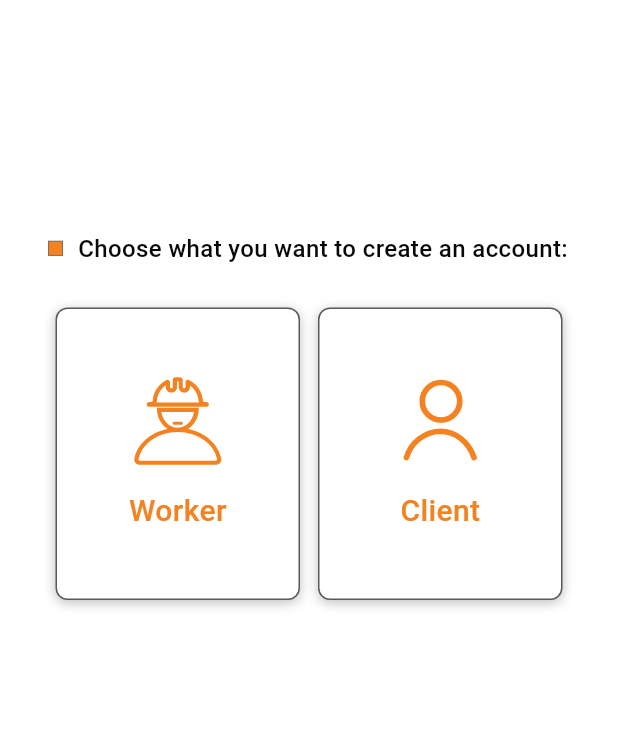
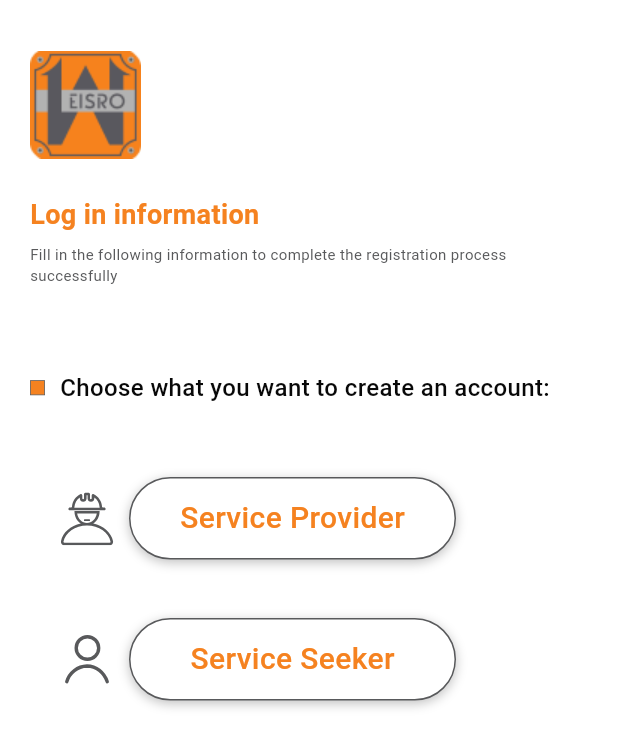
Before and after one commit to weisro-source/weisroApp, a Flutter app: the SelectedAccountTypeView screen opened directly, on a phone screen of 412 x 824 dp. Shown: the top 747 px of the screen. Run offline on Flutter 3.47's test engine with Material 3 defaults, Android fonts, the light colour scheme and no system bars; our stand-ins replace awesome_snackbar_content, bloc, cached_network_image, country_code_picker, dartz, device_preview and 24 more; missing offline and left inert: dart:ffi, day_night_time_picker, flutter_gallery_3d, home_widget, mobile_scanner, quick_actions; accounts and stored records are empty; network calls fail; project files that could hold a hidden picture were left out.

Commit message:
chnage Seleted Account Type UI

```diff
--- a/lib/feature/auth/login/presentation/view/pages/login_page_view_body.dart
+++ b/lib/feature/auth/login/presentation/view/pages/login_page_view_body.dart
@@ -185,13 +185,13 @@ class LoginPageViewBody extends StatelessWidget {
               ),
             ),
             SliverToBoxAdapter(
-              child: 22.kh,
+              child: 10.kh,
             ),
             const SliverToBoxAdapter(
               child: OrTextWidget(),
             ),
             SliverToBoxAdapter(
-              child: 21.kh,
+              child: 10.kh,
             ),
             SliverToBoxAdapter(
               child: BlocConsumer<GoogleAuthCubit, GoogleAuthState>(
--- a/lib/feature/onboarding/presentation/view/pages/selected_account_type_view.dart
+++ b/lib/feature/onboarding/presentation/view/pages/selected_account_type_view.dart
@@ -4,6 +4,7 @@ import 'package:weisro/core/styles/app_color.dart';
 import 'package:weisro/core/styles/app_style.dart';
 import 'package:weisro/core/utils/helper_functions.dart';
 import 'package:weisro/core/utils/sized_box_extension.dart';
+import 'package:weisro/core/widgets/logo_image_widget.dart';
 import 'package:weisro/feature/auth/register/presentation/view/pages/worker_and_client_register_page_view.dart';
 import 'package:weisro/generated/l10n.dart';
 
@@ -48,12 +49,33 @@ class _SelectedAccountTypeViewState extends State<SelectedAccountTypeView> {
   Widget build(BuildContext context) {
     return Scaffold(
         body: SafeArea(
-        child: Column(
-          crossAxisAlignment: CrossAxisAlignment.start,
-          children: [
-            154.kh,
-            Padding(
-              padding: const EdgeInsetsDirectional.only(start: 32, end: 24),
+      child: Padding(
+        padding: const EdgeInsetsDirectional.symmetric(horizontal: 20),
+        child: CustomScrollView(slivers: [
+          34.sKh,
+          const SliverToBoxAdapter(
+            child: Align(
+              alignment: AlignmentDirectional.topStart,
+              child: LogoImageWidget(),
+            ),
+          ),
+          24.sKh,
+          SliverToBoxAdapter(
+            child: Text(
+              S.of(context).Login_Information,
+              style: AppStyles.style18w500Grey(context).copyWith(
+                  color: AppColors.orangeColor, fontWeight: FontWeight.w700),
+            ),
+          ),
+          6.sKh,
+          SliverToBoxAdapter(
+            child: Text(
+              S.of(context).Fill_Registration_Info,
+              style: AppStyles.style10w400Grey(context),
+            ),
+          ),
+          57.sKh,
+          SliverToBoxAdapter(
             child: Row(
               children: [
                 Container(
@@ -61,8 +83,7 @@ class _SelectedAccountTypeViewState extends State<SelectedAccountTypeView> {
                   height: 10,
                   decoration: BoxDecoration(
                     color: AppColors.orangeColor,
-                      border:
-                          Border.all(color: AppColors.greyColor, width: 0.5),
+                    border: Border.all(color: AppColors.greyColor, width: 0.5),
                   ),
                 ),
                 10.kw,
@@ -75,28 +96,49 @@ class _SelectedAccountTypeViewState extends State<SelectedAccountTypeView> {
               ],
             ),
           ),
-            28.kh,
-            Row(
-              mainAxisAlignment: MainAxisAlignment.center,
+          48.sKh,
+          SliverPadding(
+            padding: const EdgeInsetsDirectional.only(start: 20),
+            sliver: SliverToBoxAdapter(
+              child: Column(
                 children: [
-                AccountType(
-                  title: S.of(context).Worker,
+                  NewAccountTypeWidget(
+                    title: S.of(context).Service_Provider,
                     iconPath: IconsPath.iconsWorkerIcon,
                     isSelected: selectedAccountType == 0,
                     onTap: () => _onAccountTypeTap(0),
                   ),
-                12.kw,
-                AccountType(
-                  title: S.of(context).Client,
+                  39.kh,
+                  NewAccountTypeWidget(
+                    title: S.of(context).Service_Seeker,
                     iconPath: IconsPath.iconsUserIcon,
-                  isSelected: selectedAccountType == 1,
+                    isSelected: selectedAccountType == 0,
                     onTap: () => _onAccountTypeTap(1),
                   ),
                 ],
               ),
-          ],
             ),
+          )
+          // Row(
+          //   mainAxisAlignment: MainAxisAlignment.center,
+          //   children: [
+          //     AccountType(
+          //       title: S.of(context).Worker,
+          //       iconPath: IconsPath.iconsWorkerIcon,
+          //       isSelected: selectedAccountType == 0,
+          //       onTap: () => _onAccountTypeTap(0),
+          //     ),
+          //     12.kw,
+          //     AccountType(
+          //       title: S.of(context).Client,
+          //       iconPath: IconsPath.iconsUserIcon,
+          //       isSelected: selectedAccountType == 1,
+          //       onTap: () => _onAccountTypeTap(1),
+          //     ),
+          //   ],
+          // ),
+        ]),
       ),
-    );
+    ));
   }
 }
--- a/lib/feature/onboarding/presentation/view/widgets/account_type.dart
+++ b/lib/feature/onboarding/presentation/view/widgets/account_type.dart
@@ -63,3 +63,81 @@ class AccountType extends StatelessWidget {
     );
   }
 }
+
+class NewAccountTypeWidget extends StatelessWidget {
+  const NewAccountTypeWidget({
+    super.key,
+    required this.isSelected,
+    required this.iconPath,
+    required this.title,
+    required this.onTap,
+  });
+
+  final bool isSelected;
+  final String iconPath;
+  final String title;
+  final VoidCallback onTap;
+
+  @override
+  Widget build(BuildContext context) {
+    return GestureDetector(
+      onTap: onTap,
+      child: Row(
+        children: [
+          SvgPicture.asset(
+            iconPath,
+            width: 36,
+            height: 36,
+            colorFilter: ColorFilter.mode(
+                isSelected ? AppColors.orangeColor : AppColors.greyColor,
+                BlendMode.srcIn),
+          ),
+          10.kw,
+          Container(
+            height: 55,
+            width: 218,
+            decoration: ShapeDecoration(
+              color: isSelected ? AppColors.orangeColor : AppColors.whiteColor,
+              shape: RoundedRectangleBorder(
+                side: const BorderSide(width: 1, color: Color(0xFF58595B)),
+                borderRadius: BorderRadius.circular(60),
+              ),
+              shadows: const [
+                BoxShadow(
+                  color: Color(0x3F000000),
+                  blurRadius: 6,
+                  offset: Offset(0, 2),
+                  spreadRadius: 0,
+                ),
+              ],
+            ),
+            child: Center(
+              child: Text(
+                title,
+                style: AppStyles.style20w500Grey(context).copyWith(
+                    color: isSelected
+                        ? AppColors.whiteColor
+                        : AppColors.orangeColor),
+              ),
+            ),
+          )
+        ],
+      ),
+    );
+  }
+}
+// decoration: ShapeDecoration(
+//             color: isSelected ? AppColors.orangeColor : AppColors.whiteColor,
+//             shape: RoundedRectangleBorder(
+//               side: const BorderSide(width: 1, color: Color(0xFF58595B)),
+//               borderRadius: BorderRadius.circular(8),
+//             ),
+//             shadows: const [
+//               BoxShadow(
+//                 color: Color(0x3F000000),
+//                 blurRadius: 6,
+//                 offset: Offset(0, 2),
+//                 spreadRadius: 0,
+//               ),
+//             ],
+//           ),
--- a/lib/l10n/intl_de.arb
+++ b/lib/l10n/intl_de.arb
@@ -219,5 +219,7 @@
     "Service_Deleted_Message": "Die Dienstleistung wurde erfolgreich gelöscht.",
     "Deletion_Failed": "Löschen fehlgeschlagen",
     "Deletion_Failed_Message": "Beim Versuch, die Dienstleistung zu löschen, ist ein Fehler aufgetreten. Bitte versuchen Sie es erneut.",
-    "Login_Information": "Anmeldeinformationen"
+    "Login_Information": "Anmeldeinformationen",
+    "Service_Provider": "Dienstleister",
+    "Service_Seeker": "Dienstsuchender"
 }
--- a/lib/l10n/intl_en.arb
+++ b/lib/l10n/intl_en.arb
@@ -226,5 +226,7 @@
     "Deletion_Failed": "Deletion Failed",
     "Deletion_Failed_Message": "An error occurred while trying to delete the service. Please try again.",
     "Login_Information": "Log in information",
-    "Fill_Registration_Info": "Fill in the following information to complete the registration process successfully"
+    "Fill_Registration_Info": "Fill in the following information to complete the registration process successfully",
+    "Service_Provider": "Service Provider",
+    "Service_Seeker": "Service Seeker"
 }
```
Also changed, not shown: lib/generated/intl/messages_de.dart, lib/generated/intl/messages_en.dart, lib/generated/l10n.dart. Lines whose indentation alone changed are shown as unchanged.
